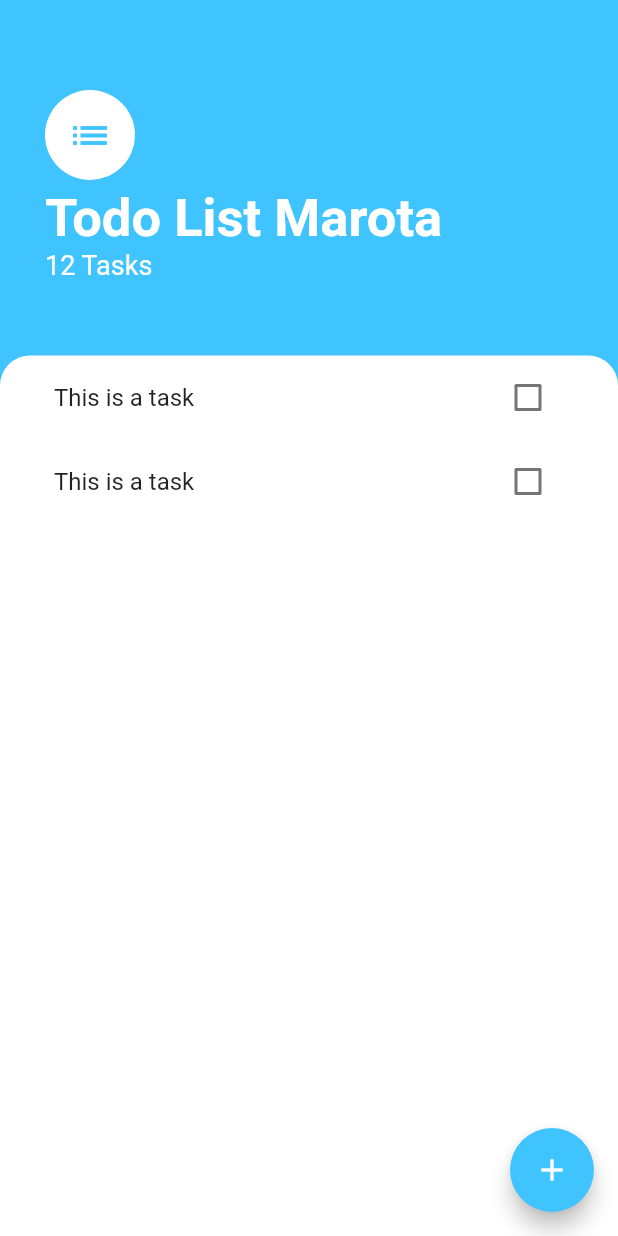
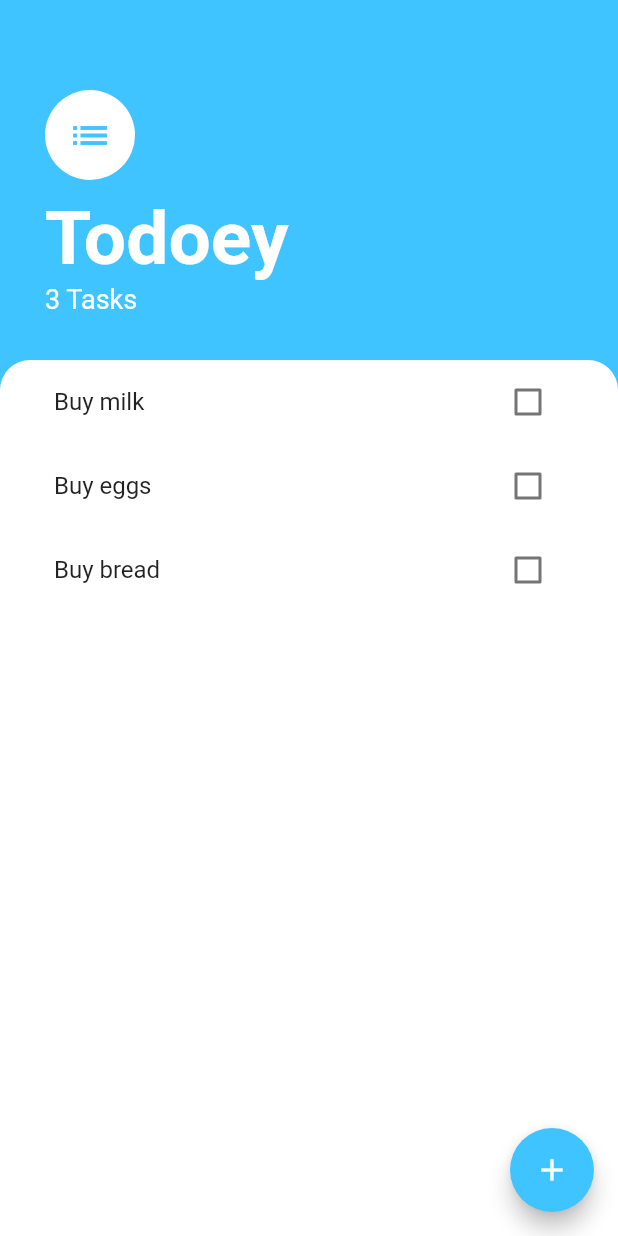
Before and after one commit to darleisantossoares/app-flutter-todo-list, a Flutter app: the screen it shows after launch, on a phone screen of 412 x 824 dp. Run offline on Flutter 3.47's test engine with Material 2 defaults, Android fonts, the phone set to English and light mode, and no system bars.

Commit message:
final app

```diff
--- a/lib/main.dart
+++ b/lib/main.dart
@@ -1,11 +1,18 @@
-import 'package:app_flutter_todo_list/screens/task_screen.dart';
 import 'package:flutter/material.dart';
+import 'package:todoey_flutter/screens/tasks_screen.dart';
+import 'package:provider/provider.dart';
+import 'package:todoey_flutter/models/task_data.dart';
 
 void main() => runApp(MyApp());
 
 class MyApp extends StatelessWidget {
   @override
   Widget build(BuildContext context) {
-    return MaterialApp(home: TaskScreen());
+    return ChangeNotifierProvider(
+      builder: (context) => TaskData(),
+      child: MaterialApp(
+        home: TasksScreen(),
+      ),
+    );
   }
 }
--- /dev/null
+++ b/lib/models/task.dart
@@ -0,0 +1,10 @@
+class Task {
+  final String name;
+  bool isDone;
+
+  Task({this.name, this.isDone = false});
+
+  void toggleDone() {
+    isDone = !isDone;
+  }
+}
--- /dev/null
+++ b/lib/models/task_data.dart
@@ -0,0 +1,35 @@
+import 'package:flutter/foundation.dart';
+import 'package:todoey_flutter/models/task.dart';
+import 'dart:collection';
+
+class TaskData extends ChangeNotifier {
+  List<Task> _tasks = [
+    Task(name: 'Buy milk'),
+    Task(name: 'Buy eggs'),
+    Task(name: 'Buy bread'),
+  ];
+
+  UnmodifiableListView<Task> get tasks {
+    return UnmodifiableListView(_tasks);
+  }
+
+  int get taskCount {
+    return _tasks.length;
+  }
+
+  void addTask(String newTaskTitle) {
+    final task = Task(name: newTaskTitle);
+    _tasks.add(task);
+    notifyListeners();
+  }
+
+  void updateTask(Task task) {
+    task.toggleDone();
+    notifyListeners();
+  }
+
+  void deleteTask(Task task) {
+    _tasks.remove(task);
+    notifyListeners();
+  }
+}
--- a/lib/screens/task_screen.dart
+++ b/lib/screens/tasks_screen.dart
@@ -1,24 +1,29 @@
 import 'package:flutter/material.dart';
-import 'package:app_flutter_todo_list/widgets/task_tile.dart';
-import 'package:app_flutter_todo_list/screens/add_task_screen.dart';
+import 'package:todoey_flutter/widgets/tasks_list.dart';
+import 'package:todoey_flutter/screens/add_task_screen.dart';
+import 'package:provider/provider.dart';
+import 'package:todoey_flutter/models/task_data.dart';
 
-class TaskScreen extends StatelessWidget {
+class TasksScreen extends StatelessWidget {
   @override
   Widget build(BuildContext context) {
     return Scaffold(
       backgroundColor: Colors.lightBlueAccent,
       floatingActionButton: FloatingActionButton(
-        onPressed: () {
-          showModalBottomSheet(
-            context: context,
-            // isScrollControlled: true,
-            builder: (context) => AddTaskScreen(),
-          );
-        },
         backgroundColor: Colors.lightBlueAccent,
-        child: Icon(
-          Icons.add,
-        ),
+        child: Icon(Icons.add),
+          onPressed: () {
+            showModalBottomSheet(
+                context: context,
+                isScrollControlled: true,
+                builder: (context) => SingleChildScrollView(
+                    child:Container(
+                      padding: EdgeInsets.only(bottom: MediaQuery.of(context).viewInsets.bottom),
+                      child: AddTaskScreen(),
+                    )
+                )
+            );
+          }
       ),
       body: Column(
         crossAxisAlignment: CrossAxisAlignment.start,
@@ -30,35 +35,31 @@ class TaskScreen extends StatelessWidget {
               crossAxisAlignment: CrossAxisAlignment.start,
               children: <Widget>[
                 CircleAvatar(
-                  backgroundColor: Colors.white,
-                  radius: 30.0,
                   child: Icon(
                     Icons.list,
                     size: 30.0,
                     color: Colors.lightBlueAccent,
                   ),
+                  backgroundColor: Colors.white,
+                  radius: 30.0,
                 ),
                 SizedBox(
-                  height: 5.0,
+                  height: 10.0,
                 ),
                 Text(
-                  'Todo List Marota',
+                  'Todoey',
                   style: TextStyle(
+                    color: Colors.white,
+                    fontSize: 50.0,
                     fontWeight: FontWeight.w700,
-                    color: Colors.white,
-                    fontSize: 35.0,
                   ),
                 ),
                 Text(
-                  '12 Tasks',
+                  '${Provider.of<TaskData>(context).taskCount} Tasks',
                   style: TextStyle(
                     color: Colors.white,
-                    fontSize: 18.0,
-                    fontWeight: FontWeight.w400,
+                    fontSize: 18,
                   ),
-                ),
-                SizedBox(
-                  height: 20.0,
                 ),
               ],
             ),
@@ -73,7 +74,7 @@ class TaskScreen extends StatelessWidget {
                   topRight: Radius.circular(20.0),
                 ),
               ),
-              child: TaskList(),
+              child: TasksList(),
             ),
           ),
         ],
--- a/lib/widgets/task_list.dart
+++ /dev/null
@@ -1,14 +0,0 @@
-import 'package:flutter/material.dart';
-
-class TaskTile extends StatelessWidget {
-  @override
-  Widget build(BuildContext context) {
-    return ListTile(
-      title: Text('This is a task'),
-      trailing: Checkbox(
-        value: false,
-        onChanged: (value) {},
-      ),
-    );
-  }
-}
--- a/lib/widgets/task_tile.dart
+++ b/lib/widgets/task_tile.dart
@@ -1,18 +1,31 @@
 import 'package:flutter/material.dart';
-import 'package:app_flutter_todo_list/widgets/task_list.dart';
 
-class TaskList extends StatelessWidget {
-  const TaskList({
-    Key key,
-  }) : super(key: key);
+class TaskTile extends StatelessWidget {
+  final bool isChecked;
+  final String taskTitle;
+  final Function checkboxCallback;
+  final Function longPressCallback;
+
+  TaskTile(
+      {this.isChecked,
+      this.taskTitle,
+      this.checkboxCallback,
+      this.longPressCallback});
 
   @override
   Widget build(BuildContext context) {
-    return ListView(
-      children: <Widget>[
-        TaskTile(),
-        TaskTile(),
-      ],
+    return ListTile(
+      onLongPress: longPressCallback,
+      title: Text(
+        taskTitle,
+        style: TextStyle(
+            decoration: isChecked ? TextDecoration.lineThrough : null),
+      ),
+      trailing: Checkbox(
+        activeColor: Colors.lightBlueAccent,
+        value: isChecked,
+        onChanged: checkboxCallback,
+      ),
     );
   }
 }
--- /dev/null
+++ b/lib/widgets/tasks_list.dart
@@ -0,0 +1,30 @@
+import 'package:flutter/material.dart';
+import 'package:todoey_flutter/widgets/task_tile.dart';
+import 'package:provider/provider.dart';
+import 'package:todoey_flutter/models/task_data.dart';
+
+class TasksList extends StatelessWidget {
+  @override
+  Widget build(BuildContext context) {
+    return Consumer<TaskData>(
+      builder: (context, taskData, child) {
+        return ListView.builder(
+          itemBuilder: (context, index) {
+            final task = taskData.tasks[index];
+            return TaskTile(
+              taskTitle: task.name,
+              isChecked: task.isDone,
+              checkboxCallback: (checkboxState) {
+                taskData.updateTask(task);
+              },
+              longPressCallback: () {
+                taskData.deleteTask(task);
+              },
+            );
+          },
+          itemCount: taskData.taskCount,
+        );
+      },
+    );
+  }
+}
--- a/pubspec.yaml
+++ b/pubspec.yaml
@@ -1,5 +1,5 @@
-name: app_flutter_todo_list
-description: A new Flutter project.
+name: todoey_flutter
+description: A new Flutter application.
 
 # The following defines the version and build number for your application.
 # A version number is three numbers separated by dots, like 1.2.43
@@ -23,6 +23,7 @@ dependencies:
   # The following adds the Cupertino Icons font to your application.
   # Use with the CupertinoIcons class for iOS style icons.
   cupertino_icons: ^0.1.2
+  provider: ^3.0.0+1
 
 dev_dependencies:
   flutter_test:
```
Also changed, not shown: lib/screens/add_task_screen.dart (+15 -13 lines), pubspec.lock, 23 other files.
